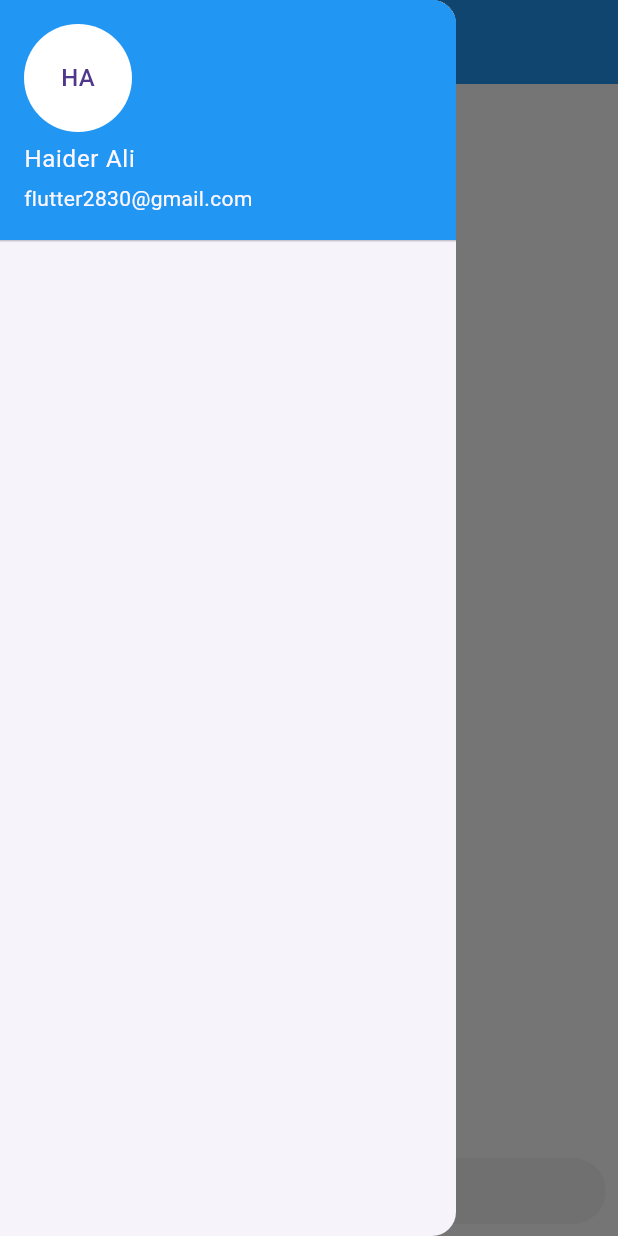
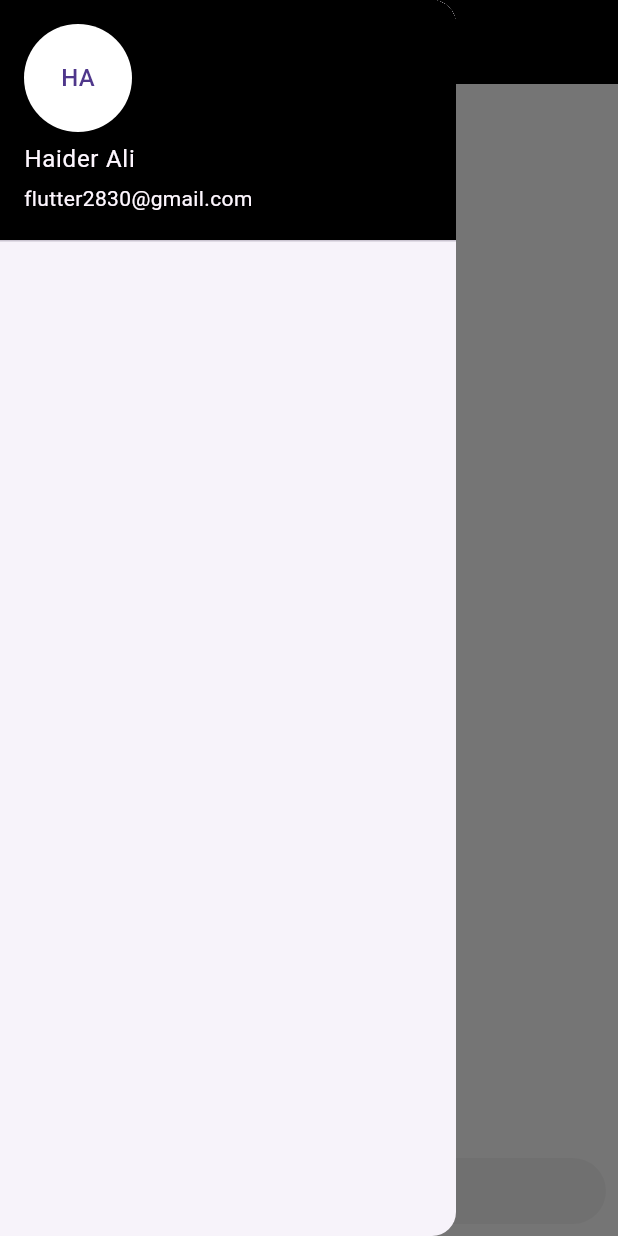
Before and after one commit to HaiderAli228/NueraTalk--AI-Chatbot, a Flutter app: the screen it shows after launch, with the side drawer open, on a phone screen of 412 x 824 dp. Run offline on Flutter 3.47's test engine with Material 3 defaults, Android fonts, the phone set to English and light mode, and no system bars; drawn by our look-alikes of dash_chat_2; our stand-ins replace google_generative_ai, sqflite; accounts and stored records are empty; statements that could not run were skipped.

Commit message:
completing the NeuraTalk

```diff
--- a/lib/main.dart
+++ b/lib/main.dart
@@ -14,6 +14,9 @@ class MyApp extends StatelessWidget {
     return MaterialApp(
       debugShowCheckedModeBanner: false,
       theme: ThemeData(
+       textTheme: const TextTheme(
+         bodyMedium: TextStyle(fontSize: 20)
+       ),
        primaryColor: AppColor.themeColor,
       ),
       initialRoute: RoutesName.homeView,
--- a/lib/utils/app_colors.dart
+++ b/lib/utils/app_colors.dart
@@ -1,7 +1,7 @@
 import 'package:flutter/material.dart';
 
 class AppColor{
-  static const Color themeColor = Colors.blue;
+  static const Color themeColor = Colors.black;
   static const Color themeTextColor = Colors.white;
   static const Color bodyBGColor = Colors.white;
 }
--- a/lib/view/home_view.dart
+++ b/lib/view/home_view.dart
@@ -145,6 +145,7 @@ class _HomeViewState extends State<HomeView> {
           style: TextStyle(
             fontFamily: "Poppins",
             fontWeight: FontWeight.bold,
+            fontSize: 20,
             color: AppColor.themeTextColor,
           ),
         ),
```
